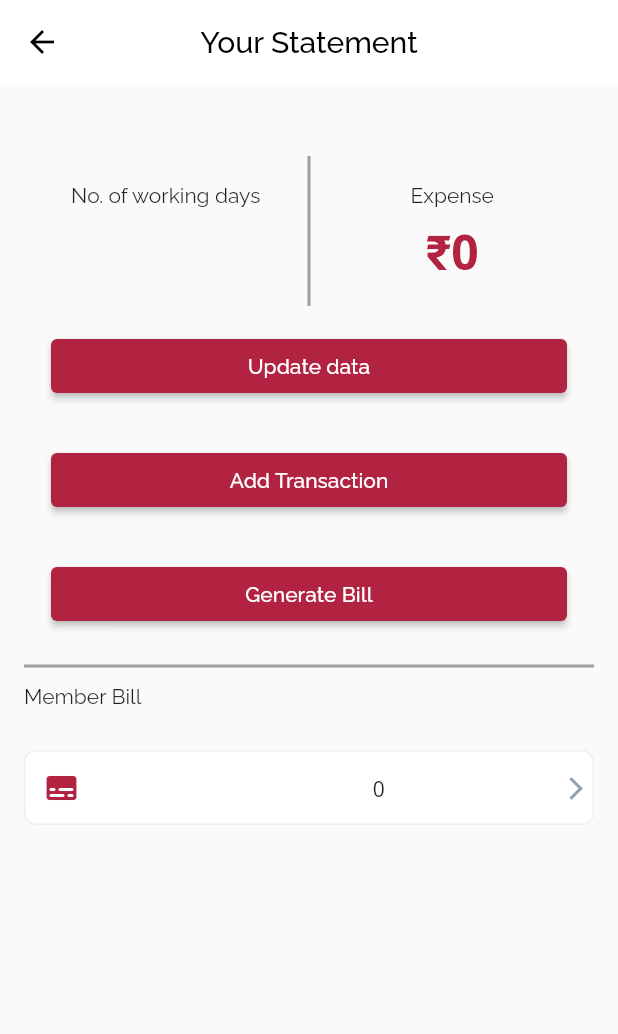
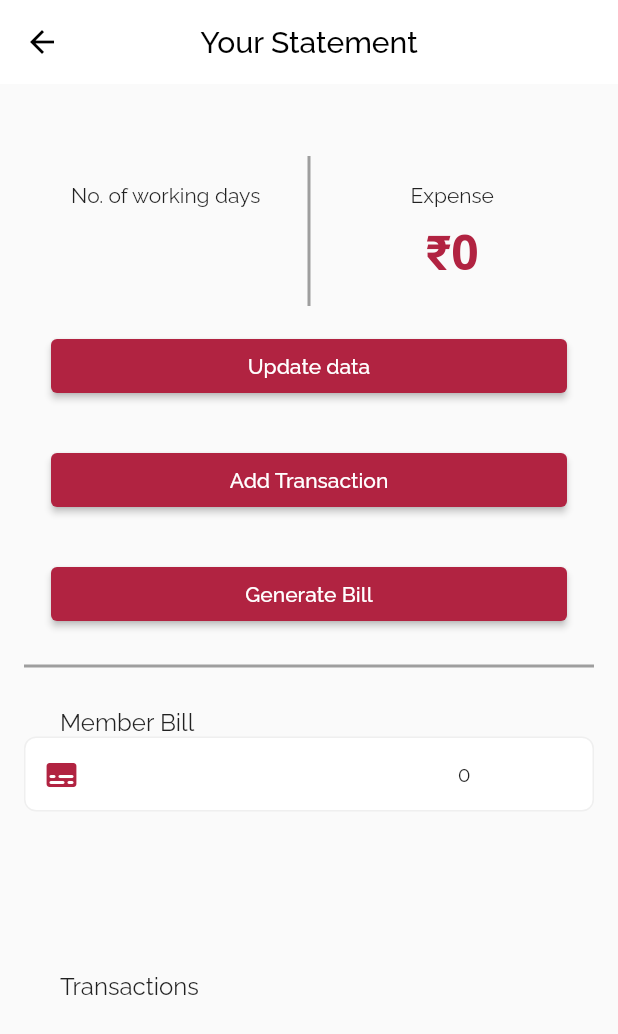
Before and after one commit to TeamFLEG/messapp, a Flutter app: the AdminStatement screen opened by its route, on a phone screen of 412 x 824 dp. Shown: the top 1034 px of the screen. Run offline on Flutter 3.47's test engine with Material 2 defaults, Android fonts, the phone set to English and light mode, and no system bars; our stand-ins replace animated_splash_screen, cloud_firestore, email_validator, firebase_auth, firebase_core, google_sign_in and 1 more; missing offline and left inert: external_app_launcher, qr_code_scanner; accounts and stored records are empty; Roboto replaces fonts that are missing (Open Sans).

Commit message:
Update transaction page with database item creation

```diff
--- a/lib/screens/admin/admin_statement.dart
+++ b/lib/screens/admin/admin_statement.dart
@@ -182,31 +182,21 @@ class _AdminStatementState extends State<AdminStatement> {
                     thickness: 2,
                     color: Colors.grey,
                   ),
+                ],
+              ),
+            ),
+          ),
           Padding(
-                    padding: const EdgeInsetsDirectional.fromSTEB(0, 0, 0, 12),
+            padding: const EdgeInsets.symmetric(horizontal: 40.0),
             child: Row(
               mainAxisSize: MainAxisSize.max,
               children: const [
                 Text(
                   'Member Bill',
+                  style: TextStyle(fontSize: 16, fontWeight: FontWeight.w400),
+                  textAlign: TextAlign.center,
                 ),
               ],
-                    ),
-                  ),
-                  // ListView(
-                  //   padding: EdgeInsets.zero,
-                  //   primary: false,
-                  //   shrinkWrap: true,
-                  //   scrollDirection: Axis.vertical,
-                  //   children: const [
-                  //     PayCard(name: "Revanth", amt: "1500"),
-                  //     PayCard(name: "Rohith", amt: "1500"),
-                  //     PayCard(name: "Sharun", amt: "1500"),
-                  //     PayCard(name: "Sreehari", amt: "1500"),
-                  //   ],
-                  // ),
-                ],
-              ),
             ),
           ),
           Expanded(
@@ -229,12 +219,54 @@ class _AdminStatementState extends State<AdminStatement> {
                             amt: doc['billAmount'].toString());
                       }).toList(),
                     );
+                  } else if (snapshot.hasError) {
+                    return const Text("Something went wrong");
                   } else {
                     // or your loading widget here
-                    return const SizedBox(
-                        height: 30,
-                        width: 30,
-                        child: CircularProgressIndicator());
+                    return const CircularProgressIndicator();
+                  }
+                },
+              ),
+            ),
+          ),
+          Padding(
+            padding: const EdgeInsets.symmetric(horizontal: 40.0, vertical: 15),
+            child: Row(
+              mainAxisSize: MainAxisSize.max,
+              children: const [
+                Text(
+                  'Transactions',
+                  style: TextStyle(fontSize: 16, fontWeight: FontWeight.w400),
+                  textAlign: TextAlign.center,
+                ),
+              ],
+            ),
+          ),
+          Expanded(
+            flex: 1,
+            child: Padding(
+              padding: const EdgeInsets.symmetric(horizontal: 16.0),
+              child: FutureBuilder<QuerySnapshot>(
+                future: FirebaseFirestore.instance
+                    .collection('transactions')
+                    .where('messID', isEqualTo: user.uid)
+                    .get(),
+                builder: (BuildContext context,
+                    AsyncSnapshot<QuerySnapshot> snapshot) {
+                  if (snapshot.hasData) {
+                    return ListView(
+                      shrinkWrap: true,
+                      children: snapshot.data!.docs.map((doc) {
+                        return PayCard(
+                            name: doc['fullName'],
+                            amt: doc['amount'].toString());
+                      }).toList(),
+                    );
+                  } else if (snapshot.hasError) {
+                    return const Text("Something went wrong");
+                  } else {
+                    // or your loading widget here
+                    return const CircularProgressIndicator();
                   }
                 },
               ),
@@ -371,7 +403,7 @@ class PayCard extends StatelessWidget {
                   ),
                 ),
                 Expanded(
-                  flex: 2,
+                  flex: 1,
                   child: Padding(
                     padding: const EdgeInsetsDirectional.fromSTEB(12, 0, 0, 0),
                     child: Text(
@@ -380,27 +412,25 @@ class PayCard extends StatelessWidget {
                   ),
                 ),
                 Expanded(
-                  flex: 3,
+                  flex: 1,
                   child: Align(
                     alignment: const AlignmentDirectional(0, 0),
                     child: Text(
                       amt,
-                      style: const TextStyle(
-                        fontFamily: 'Open Sans',
+                      textAlign: TextAlign.right,
                     ),
                   ),
                 ),
-                ),
-                const Expanded(
-                  child: Align(
-                    alignment: AlignmentDirectional(0.9, 0),
-                    child: Icon(
-                      Icons.arrow_forward_ios,
-                      color: Color(0xFF95A1AC),
-                      size: 18,
-                    ),
-                  ),
-                ),
+                // const Expanded(
+                //   child: Align(
+                //     alignment: AlignmentDirectional(0.9, 0),
+                //     child: Icon(
+                //       Icons.arrow_forward_ios,
+                //       color: Color(0xFF95A1AC),
+                //       size: 18,
+                //     ),
+                //   ),
+                // ),
               ],
             ),
           ),
```
Also changed, not shown: lib/screens/admin/add_transaction.dart (+17 -17 lines). Lines whose indentation alone changed are shown as unchanged.
